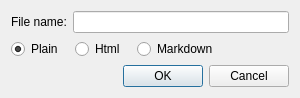
This is src/ui/newfiledialog.ui in medo64/QText as Qt 5 draws it before an edit. The edited form follows.
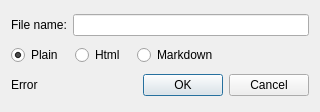
This is the edited form.

Commit message: Warning if file cannot be created during to duplication

```diff
--- a/src/ui/newfiledialog.ui
+++ b/src/ui/newfiledialog.ui
@@ -9,13 +9,13 @@
    <rect>
     <x>0</x>
     <y>0</y>
-    <width>300</width>
-    <height>95</height>
+    <width>320</width>
+    <height>112</height>
    </rect>
   </property>
   <property name="minimumSize">
    <size>
-    <width>300</width>
+    <width>320</width>
     <height>0</height>
    </size>
   </property>
@@ -23,30 +23,6 @@
    <string>File Name</string>
   </property>
   <layout class="QGridLayout" name="gridLayout">
-   <item row="0" column="0">
-    <layout class="QHBoxLayout" name="horizontalLayout">
-     <item>
-      <widget class="QLabel" name="label">
-       <property name="text">
-        <string>File name:</string>
-       </property>
-      </widget>
-     </item>
-     <item>
-      <widget class="QLineEdit" name="textTitle"/>
-     </item>
-    </layout>
-   </item>
-   <item row="2" column="0">
-    <widget class="QDialogButtonBox" name="buttonBox">
-     <property name="orientation">
-      <enum>Qt::Horizontal</enum>
-     </property>
-     <property name="standardButtons">
-      <set>QDialogButtonBox::Cancel|QDialogButtonBox::Ok</set>
-     </property>
-    </widget>
-   </item>
    <item row="1" column="0">
     <layout class="QHBoxLayout" name="horizontalLayout_2">
      <property name="spacing">
@@ -94,6 +70,50 @@
      </item>
     </layout>
    </item>
+   <item row="0" column="0">
+    <layout class="QHBoxLayout" name="horizontalLayout">
+     <item>
+      <widget class="QLabel" name="labelTitle">
+       <property name="text">
+        <string>File name:</string>
+       </property>
+      </widget>
+     </item>
+     <item>
+      <widget class="QLineEdit" name="textTitle"/>
+     </item>
+    </layout>
+   </item>
+   <item row="3" column="0">
+    <layout class="QHBoxLayout" name="horizontalLayout_4">
+     <item>
+      <widget class="QLabel" name="labelError">
+       <property name="autoFillBackground">
+        <bool>true</bool>
+       </property>
+       <property name="text">
+        <string>Error</string>
+       </property>
+       <property name="scaledContents">
+        <bool>true</bool>
+       </property>
+       <property name="wordWrap">
+        <bool>false</bool>
+       </property>
+      </widget>
+     </item>
+     <item>
+      <widget class="QDialogButtonBox" name="buttonBox">
+       <property name="orientation">
+        <enum>Qt::Horizontal</enum>
+       </property>
+       <property name="standardButtons">
+        <set>QDialogButtonBox::Cancel|QDialogButtonBox::Ok</set>
+       </property>
+      </widget>
+     </item>
+    </layout>
+   </item>
   </layout>
  </widget>
  <resources/>
```
Left out of the diff: 32 changed lines with no effect on the pictures. The commit also changes 1 other file.
